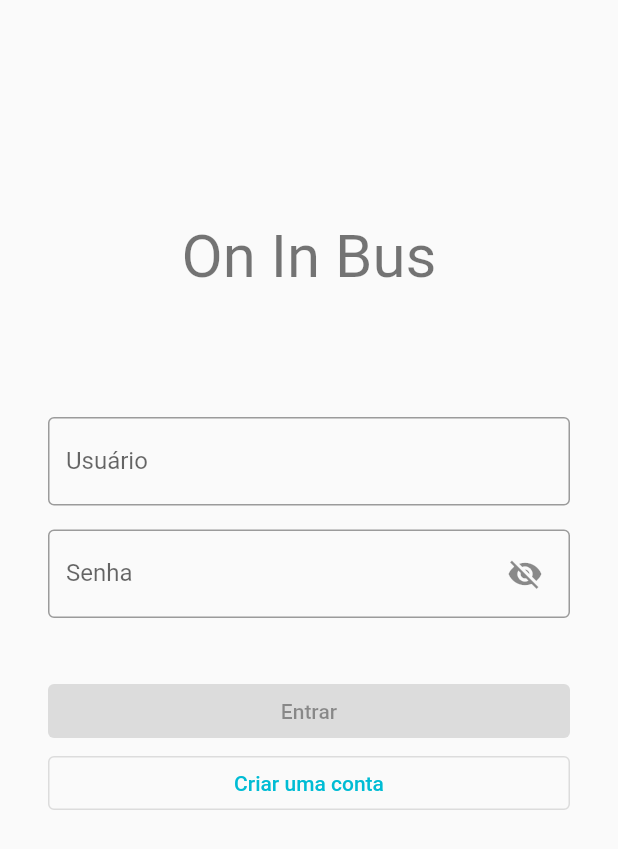
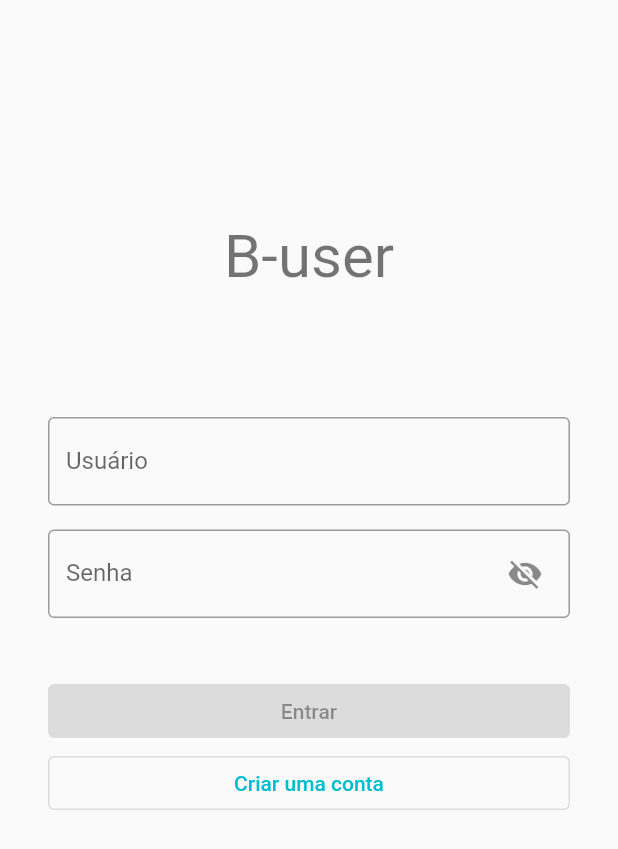
Before and after one commit to Guerzony/on-in-bus, a Flutter app: the screen it shows after launch, on a phone screen of 412 x 824 dp. Shown: the top 849 px of the screen. Run offline on Flutter 3.47's test engine with Material 2 defaults, Android fonts, the light colour scheme and no system bars; our stand-ins replace after_layout, cloud_firestore, currency_text_input_formatter, firebase_auth, firebase_core, geolocator and 2 more; missing offline and left inert: cloud_firestore_odm, flutter_material_color_picker; accounts and stored records are empty.

Commit message:
mudar nome do app

```diff
--- a/lib/pages/home.dart
+++ b/lib/pages/home.dart
@@ -99,7 +99,7 @@ class _HomePageState extends State<HomePage> with AfterLayoutMixin<HomePage> {
             future: BitmapDescriptor.fromAssetImage(ImageConfiguration.empty, 'assets/images/bus.png'),
             builder: (context, busMarker) => Scaffold(
               appBar: AppBar(
-                title: Text(selectedBus == null ? 'ON IN BUS' : selectedBus.name),
+                title: Text(selectedBus == null ? 'B - USER' : selectedBus.name),
                 backgroundColor: selectedBus != null ? Colors.black : null,
                 foregroundColor: selectedBus != null ? Colors.white : null,
                 automaticallyImplyLeading: false,
--- a/lib/pages/login.dart
+++ b/lib/pages/login.dart
@@ -30,7 +30,7 @@ class _LoginPageState extends State<LoginPage> {
   void login(BuildContext context) async {
     try {
       setState(() => loading = true);
-      final username = '${usernameController.text}@oninbus.dev';
+      final username = '${usernameController.text}@buser.dev';
       final password = passwordController.text;
 
       await _auth.signInWithEmailAndPassword(email: username, password: password);
@@ -97,7 +97,7 @@ class _LoginPageState extends State<LoginPage> {
                 Expanded(
                   child: Center(
                     child: Text(
-                      'On In Bus',
+                      'B-user',
                       style: textTheme.headlineLarge,
                       textAlign: TextAlign.center,
                     ),
--- a/lib/pages/register.dart
+++ b/lib/pages/register.dart
@@ -20,7 +20,7 @@ class _RegisterPageState extends State<RegisterPage> {
   bool showPassword = false;
 
   void register(BuildContext context) async {
-    final username = '${userController.text}@oninbus.dev';
+    final username = '${userController.text}@buser.dev';
     final password = passwordController.text;
 
     if (!Form.of(context)!.validate()) return;
--- a/lib/utils/auth.dart
+++ b/lib/utils/auth.dart
@@ -8,5 +8,5 @@ String getErrorMessage(FirebaseAuthException exception) {
         'email-already-in-use': 'Nome de usuário já existe',
         'too-many-requests': 'Muitas tentativas de login, tente novamente mais tarde',
       }[exception.code] ??
-      'Erro desconhecido';
+      exception.code;
 }
```
Also changed, not shown: pubspec.lock, 2 other files.
